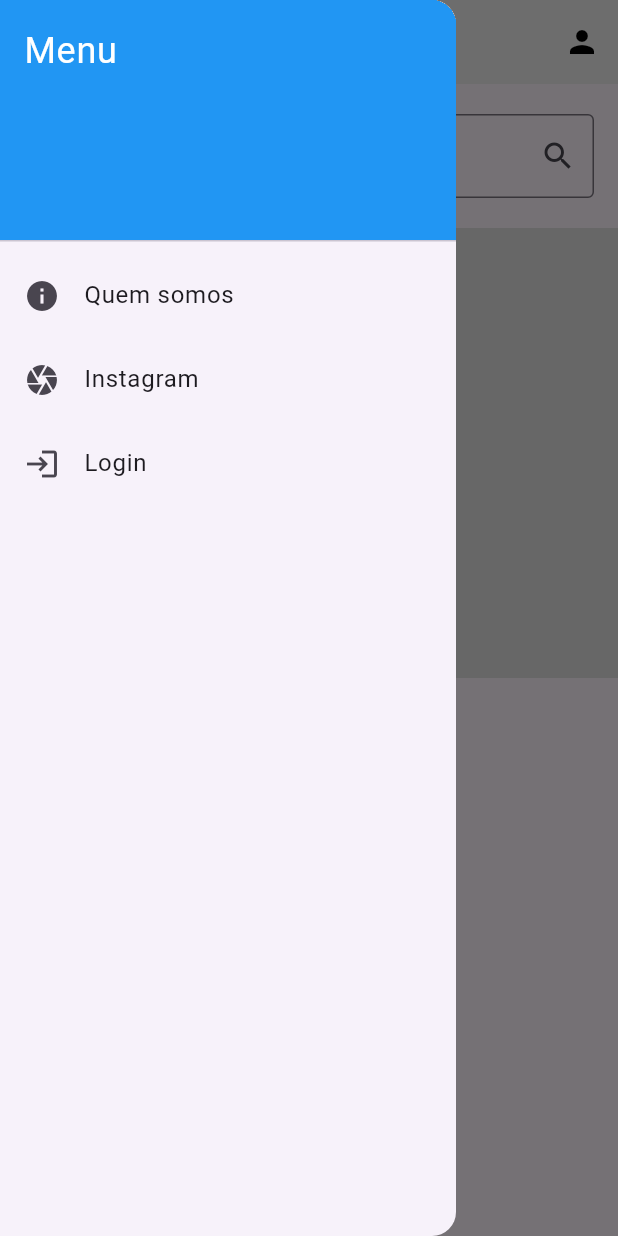
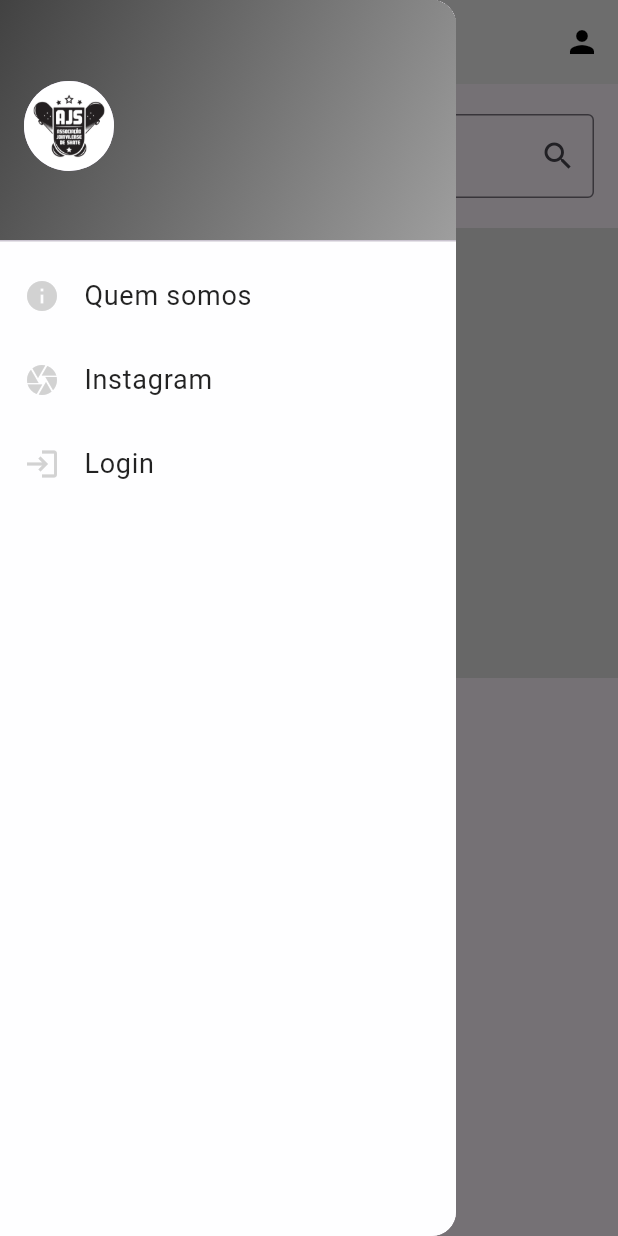
Before and after one commit to DC811cunha/AJS-mobile, a Flutter app: the HomeScreen screen opened by its route, with the side drawer open, on a phone screen of 412 x 824 dp. Run offline on Flutter 3.47's test engine with Material 3 defaults, Android fonts, the phone set to English and light mode, and no system bars.

Commit message:
Alteracao Menu lateral

```diff
--- a/lib/home_screen.dart
+++ b/lib/home_screen.dart
@@ -50,43 +50,81 @@ class HomeScreen extends StatelessWidget {
         ],
       ),
       drawer: Drawer(
+        // Use um Container para envolver o Drawer e adicionar estilo
+        child: Container(
+          decoration: BoxDecoration(
+            color: Colors.white.withOpacity(0.9), // Cor com transparência
+            borderRadius: const BorderRadius.only(
+              topRight: Radius.circular(16.0),
+              bottomRight: Radius.circular(16.0),
+            ), // Bordas arredondadas na direita
+          ),
           child: ListView(
             padding: EdgeInsets.zero,
             children: [
-            const DrawerHeader(
+              // Melhorando o Drawer Header
+              DrawerHeader(
                 decoration: BoxDecoration(
-                color: Colors.blue,
-              ),
-              child: Text(
-                'Menu',
-                style: TextStyle(color: Colors.white, fontSize: 24),
+                  gradient: LinearGradient(
+                    colors: [Colors.grey[800]!, Colors.grey[500]!], // Gradiente de cinza escuro a médio
+                    begin: Alignment.topLeft,
+                    end: Alignment.bottomRight,
                   ),
                 ),
+                child: Row(
+                  children: [
+                    CircleAvatar(
+                      radius: 30,
+                      backgroundImage: AssetImage(
+                          'assets/images/logoNormal.png'), // Substitua pelo caminho da sua logo
+                    ),
+                    const SizedBox(width: 16),
+                    /*const Text(
+                      'Bem-vindo!',
+                      style: TextStyle(
+                        color: Colors.white,
+                        fontSize: 24,
+                        fontWeight: FontWeight.bold,
+                      ),
+                    ),*/
+                  ],
+                ),
+              ),
+              // ListTile com ícone personalizado e título estilizado
               ListTile(
-              leading: const Icon(Icons.info),
-              title: const Text('Quem somos'),
+                leading: const Icon(Icons.info, color: Color.fromARGB(172, 189, 189, 189)),
+                title: const Text(
+                  'Quem somos',
+                  style: TextStyle(fontSize: 18, color: Colors.black87),
+                ),
                 onTap: () {
                   // Ação para navegar à página "Quem somos"
                 },
               ),
               ListTile(
-              leading: const Icon(Icons.camera),
-              title: const Text('Instagram'),
+                leading: const Icon(Icons.camera, color: Color.fromARGB(172, 189, 189, 189)),
+                title: const Text(
+                  'Instagram',
+                  style: TextStyle(fontSize: 18, color: Colors.black87),
+                ),
                 onTap: () {
-                // Agora estamos usando o contexto correto para o Snackbar
                   Navigator.of(context)
-                    .pop(); // Fecha o Drawer antes de mostrar o Snackbar
+                      .pop(); // Fecha o Drawer antes de abrir o link
                   _abrirInstagram(context); // Passa o contexto do Scaffold
                 },
               ),
               ListTile(
-              leading: const Icon(Icons.login),
-              title: const Text('Login'),
+                leading: const Icon(Icons.login, color: Color.fromARGB(172, 189, 189, 189)),
+                title: const Text(
+                  'Login',
+                  style: TextStyle(fontSize: 18, color: Colors.black87),
+                ),
                 onTap: () {
                   Navigator.pushNamed(context, '/');
                 },
               ),
             ],
+          ),
         ),
       ),
       body: Column(
--- a/pubspec.yaml
+++ b/pubspec.yaml
@@ -31,7 +31,6 @@ dependencies:
   flutter:
     sdk: flutter
   url_launcher: ^6.1.6
-
 
   # The following adds the Cupertino Icons font to your application.
   # Use with the CupertinoIcons class for iOS style icons.
```
Lines whose indentation alone changed are shown as unchanged.
